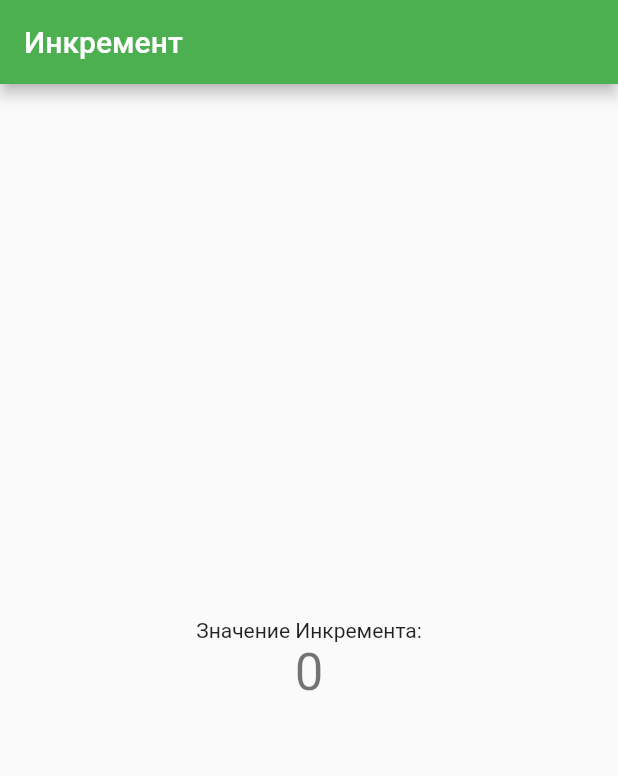
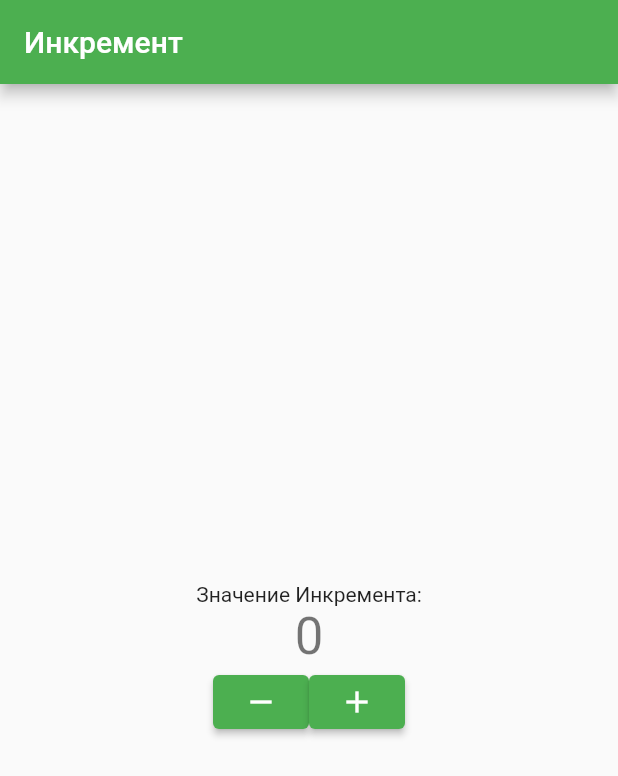
Before and after one commit to malis49/IT2003_Silin, a Flutter app: the screen it shows after launch, on a phone screen of 412 x 824 dp. Shown: the top 776 px of the screen. Run offline on Flutter 3.47's test engine with Material 2 defaults, Android fonts, the phone set to English and light mode, and no system bars.

Commit message:
Добавил кнопки + и -, и функцию

```diff
--- a/lab3/lib/main.dart
+++ b/lab3/lib/main.dart
@@ -39,6 +39,12 @@ class _MyHomePageState extends State<MyHomePage> {
       _counter++;
     });
   }
+  void _decrementCounter() {
+    setState(() {
+
+      _counter--;
+    });
+  }
 
   @override
   Widget build(BuildContext context) {
@@ -61,8 +67,16 @@ class _MyHomePageState extends State<MyHomePage> {
               '$_counter',
               style: Theme.of(context).textTheme.headlineMedium,
             ),
+            Row(
+              mainAxisAlignment: MainAxisAlignment.center,
+              children: [
+                ElevatedButton(onPressed: _decrementCounter, child: Icon(Icons.remove),),
+                ElevatedButton(onPressed: _incrementCounter, child: Icon(Icons.add),)
+              ],
+            ),
           ],
         ),
+
       ),
     );
   }
```
